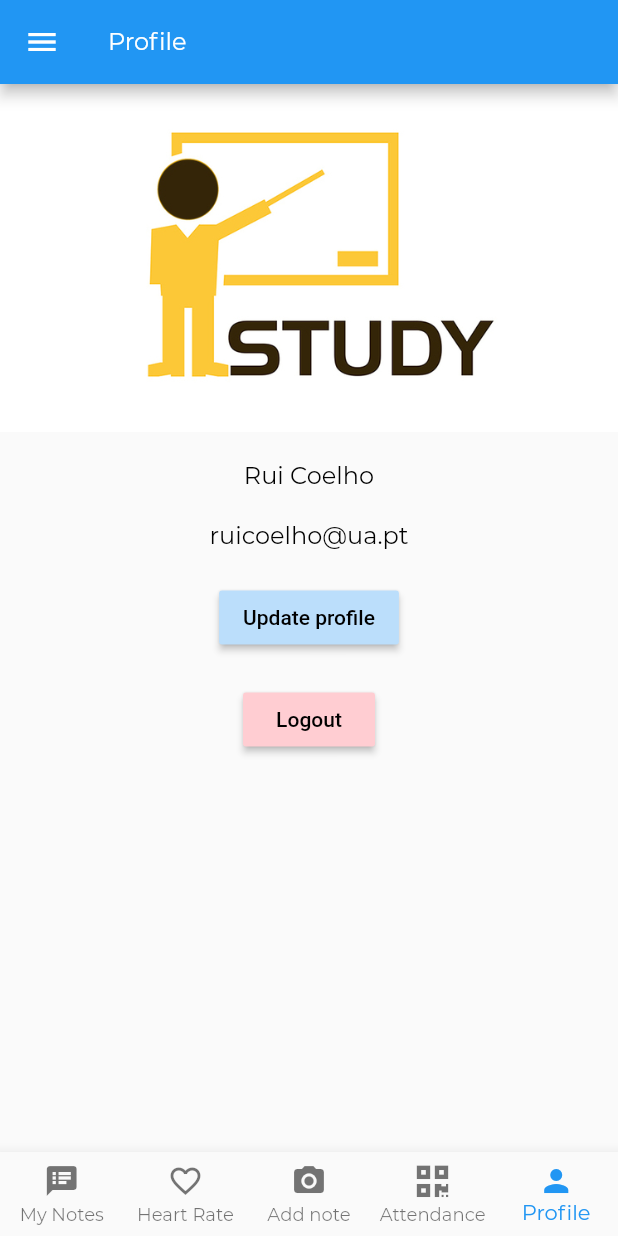
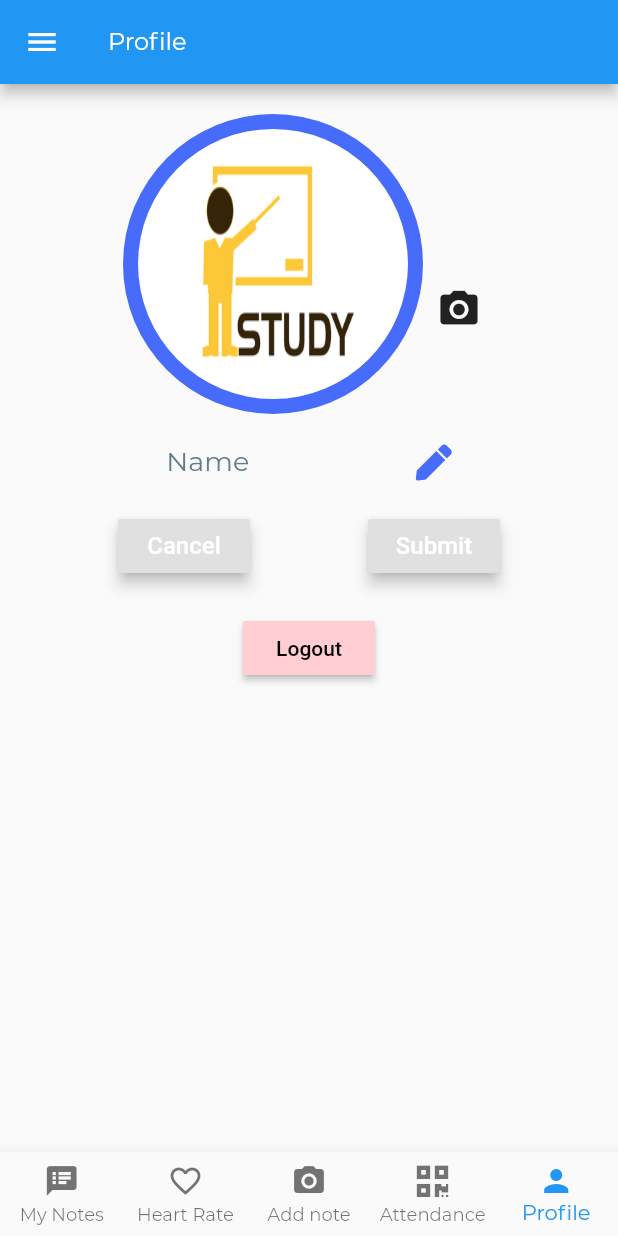
Before and after one commit to user-cube/iStudy-Flutter, a Flutter app: the Profile screen opened by its route, on a phone screen of 412 x 824 dp. Run offline on Flutter 3.47's test engine with Material 2 defaults, Android fonts, the phone set to English and light mode, and no system bars; our stand-ins replace cloud_firestore, firebase_auth, firebase_storage, flutter_spinkit, font_awesome_flutter, image_picker and 1 more; missing offline and left inert: flutter_android, qrscan; accounts and stored records are empty.

Commit message:
profile image upload

```diff
--- a/lib/screens/attendance/attendance.dart
+++ b/lib/screens/attendance/attendance.dart
@@ -49,10 +49,8 @@ class _AttendanceState extends State<Attendance> {
                       maxLines: 2,
                       decoration: InputDecoration(
                         prefixIcon: Icon(Icons.wrap_text),
-                        helperText:
-                            'The barcode or qrcode you scan will be displayed in this area.',
-                        hintText:
-                            'The barcode or qrcode you scan will be displayed in this area.',
+                        helperText: '',
+                        hintText: 'Display Text from QRCode',
                         hintStyle: TextStyle(fontSize: 15),
                         contentPadding:
                             EdgeInsets.symmetric(horizontal: 7, vertical: 15),
--- a/lib/screens/student/profile/profile.dart
+++ b/lib/screens/student/profile/profile.dart
@@ -1,8 +1,14 @@
+import 'dart:io';
+
+import 'package:firebase_storage/firebase_storage.dart';
 import 'package:flutter/material.dart';
+import 'package:font_awesome_flutter/font_awesome_flutter.dart';
+import 'package:image_picker/image_picker.dart';
 import 'package:istudy/app.dart';
 import 'package:istudy/drawers/student/bottomNavigation.dart';
 import 'package:istudy/drawers/student/drawer.dart';
 import 'package:istudy/services/auth.dart';
+import 'package:path/path.dart';
 
 class Profile extends StatefulWidget {
   @override
@@ -11,6 +17,7 @@ class Profile extends StatefulWidget {
 
 class _ProfileState extends State<Profile> {
   final AuthService _authService = AuthService();
+  File _image;
   @override
   void initState() {
     super.initState();
@@ -23,45 +30,163 @@ class _ProfileState extends State<Profile> {
 
   @override
   Widget build(BuildContext context) {
+    Future getImage() async {
+      var image = await ImagePicker.pickImage(source: ImageSource.gallery);
+
+      setState(() {
+        _image = image;
+        print("Image path $_image");
+      });
+    }
+
+    Future uploadPic(BuildContext context) async {
+      String fileName = basename(_image.path);
+      StorageReference storageReference =
+          FirebaseStorage.instance.ref().child(fileName);
+      StorageUploadTask storageUploadTask = storageReference.putFile(_image);
+      StorageTaskSnapshot snapshot = await storageUploadTask.onComplete;
+      setState(() {
+        print("Profile picture uploaded.");
+        Scaffold.of(context).showSnackBar(
+          SnackBar(
+            content: Text('Profile Picture Uploaded.'),
+          ),
+        );
+      });
+    }
+
     return Scaffold(
       appBar: AppBar(
         title: Text('Profile'),
       ),
       bottomNavigationBar: BottomNavigatorBar(4),
       drawer: StudentDrawer(),
-      body: Column(
+      body: Builder(
+        builder: (context) => Container(
+          child: Column(
+            mainAxisAlignment: MainAxisAlignment.start,
             children: <Widget>[
-          Container(
-            child: Image.asset("assets/images/logo.jpg"),
+              SizedBox(
+                height: 20.0,
+              ),
+              Row(
+                mainAxisAlignment: MainAxisAlignment.center,
+                children: <Widget>[
+                  Align(
+                    alignment: Alignment.center,
+                    child: CircleAvatar(
+                      radius: 100,
+                      backgroundColor: Color(0xff476cfb),
+                      child: ClipOval(
+                        child: SizedBox(
+                          width: 180.0,
+                          height: 180.0,
+                          child: (_image != null)
+                              ? Image.file(
+                                  _image,
+                                  fit: BoxFit.fill,
+                                )
+                              : Image.asset(
+                                  "assets/images/logo.jpg",
+                                  fit: BoxFit.fill,
+                                ),
+                        ),
+                      ),
+                    ),
+                  ),
+                  Padding(
+                    padding: EdgeInsets.only(
+                      top: 60.0,
+                    ),
+                    child: IconButton(
+                      icon: Icon(
+                        Icons.camera_alt,
+                        size: 30.0,
+                      ),
+                      onPressed: () {
+                        getImage();
+                      },
+                    ),
+                  ),
+                ],
               ),
               SizedBox(
                 height: 20.0,
               ),
-          Container(
-            child: Text('Rui Coelho'),
+              Row(
+                mainAxisAlignment: MainAxisAlignment.spaceEvenly,
+                children: <Widget>[
+                  Align(
+                    alignment: Alignment.centerLeft,
+                    child: Container(
+                        child: Column(
+                      children: <Widget>[
+                        Align(
+                          alignment: Alignment.centerLeft,
+                          child: Text(
+                            'Name',
+                            style: TextStyle(
+                              color: Colors.blueGrey,
+                              fontSize: 18.0,
+                            ),
+                          ),
+                        )
+                      ],
+                    )),
+                  ),
+                  Align(
+                    alignment: Alignment.centerRight,
+                    child: Container(
+                      child: Icon(
+                        FontAwesomeIcons.pen,
+                        color: Color(0xff476cfb),
+                      ),
+                    ),
+                  )
+                ],
               ),
               SizedBox(
                 height: 20.0,
               ),
-          Container(
-            child: Text("ruicoelho@ua.pt"),
+              Row(
+                mainAxisAlignment: MainAxisAlignment.spaceEvenly,
+                children: <Widget>[
+                  RaisedButton(
+                    onPressed: () {
+                      Navigator.of(context).pop();
+                    },
+                    elevation: 4.0,
+                    splashColor: Colors.blueGrey,
+                    child: Text(
+                      'Cancel',
+                      style: TextStyle(
+                        color: Colors.white,
+                        fontSize: 16.0,
+                      ),
+                    ),
+                  ),
+                  RaisedButton(
+                    onPressed: () {
+                      uploadPic(context);
+                    },
+                    elevation: 4.0,
+                    splashColor: Colors.blueGrey,
+                    child: Text(
+                      'Submit',
+                      style: TextStyle(
+                        color: Colors.white,
+                        fontSize: 16.0,
+                      ),
+                    ),
+                  ),
+                ],
               ),
               SizedBox(
                 height: 20.0,
               ),
-          RaisedButton(
-            color: Colors.blue[100],
-            child: Text(
-              'Update profile',
-              style: TextStyle(
-                color: Colors.black,
-              ),
-            ),
-            onPressed: () async {},
-          ),
-          SizedBox(
-            height: 20.0,
-          ),
+              Row(
+                mainAxisAlignment: MainAxisAlignment.spaceEvenly,
+                children: <Widget>[
                   RaisedButton(
                     color: Colors.red[100],
                     child: Text(
@@ -76,6 +201,10 @@ class _ProfileState extends State<Profile> {
                     },
                   ),
                 ],
+              )
+            ],
+          ),
+        ),
       ),
     );
   }
--- a/pubspec.yaml
+++ b/pubspec.yaml
@@ -23,8 +23,9 @@ dependencies:
   # The following adds the Cupertino Icons font to your application.
   # Use with the CupertinoIcons class for iOS style icons.
   cupertino_icons: ^0.1.2
-  firebase_auth: ^0.14.0+5
+  firebase_auth: ^0.16.0
   cloud_firestore: ^0.12.9+4
+  firebase_storage: ^3.1.5
   provider: ^3.1.0
   flutter_spinkit: "^4.0.0"
   flutter_android: ^0.4.0
```
Also changed, not shown: pubspec.lock. Lines whose indentation alone changed are shown as unchanged.
